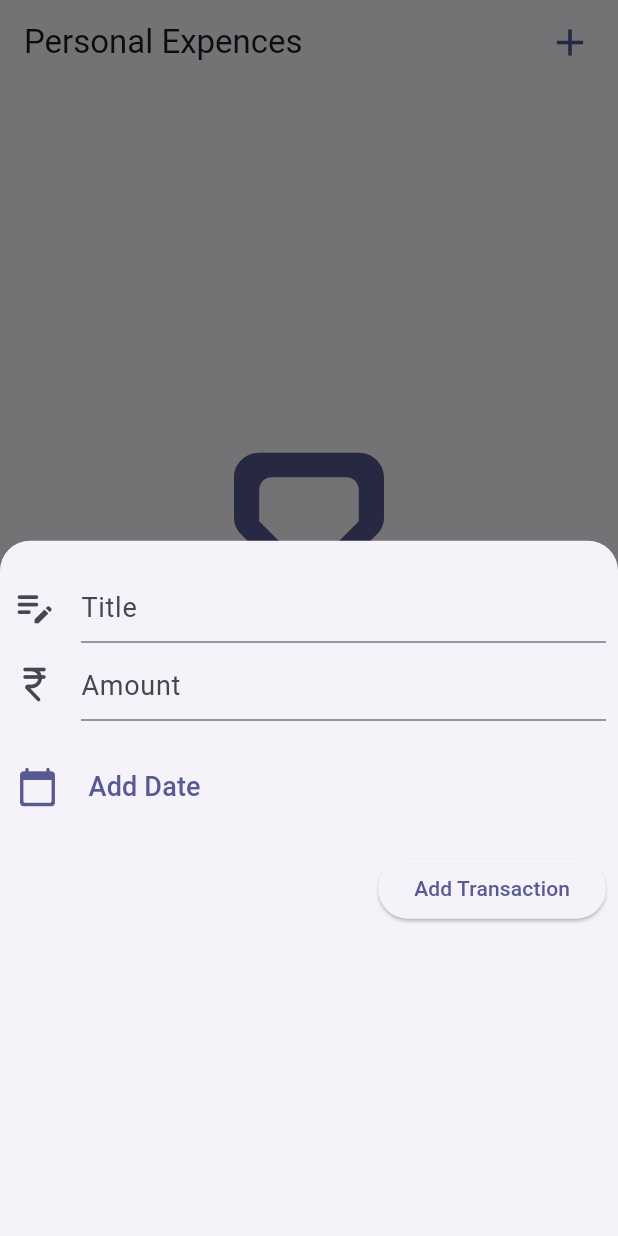
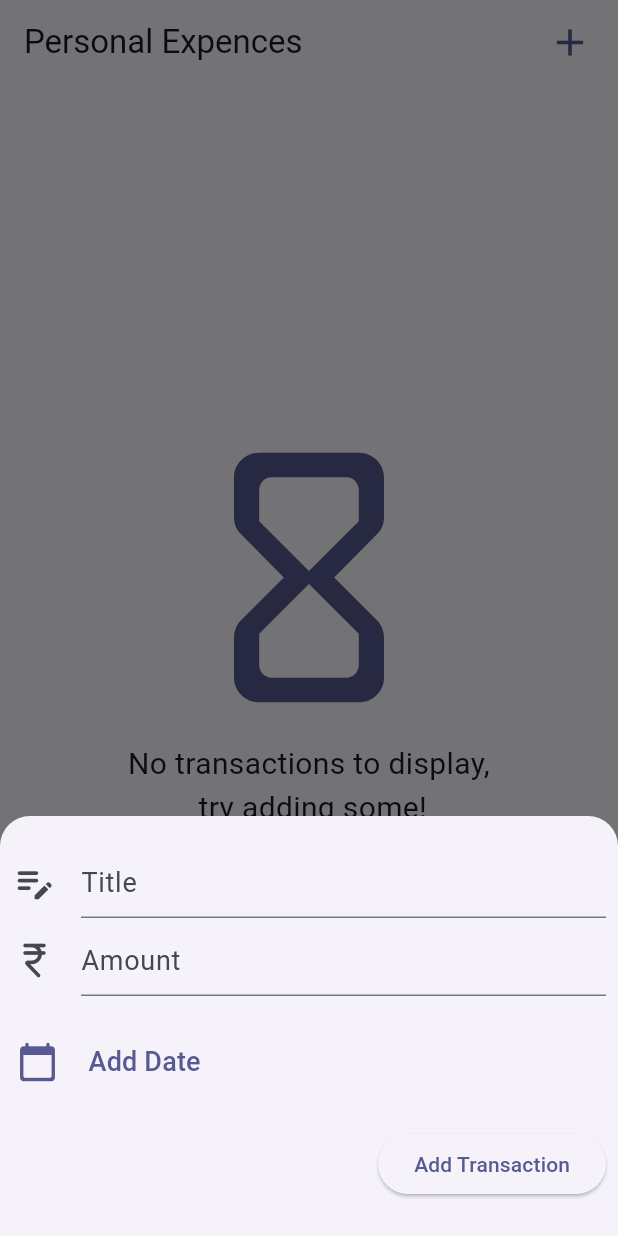
Before and after one commit to sunder-kirei/flutter-basics, a Flutter app: the screen it shows after launch, after a tap on the "add" icon, on a phone screen of 412 x 824 dp. Run offline on Flutter 3.47's test engine with Material 2 defaults, Android fonts, the phone set to English and light mode, and no system bars; drawn by our look-alikes of dynamic_color.

Commit message:
improved showBottomModel

```diff
--- a/lib/main.dart
+++ b/lib/main.dart
@@ -57,6 +57,7 @@ class _MyAppState extends State<MyApp> {
 
   void showAddTransaction(BuildContext ctx) {
     showModalBottomSheet(
+      isScrollControlled: true,
       context: ctx,
       shape: const RoundedRectangleBorder(
         borderRadius: BorderRadius.only(
--- a/lib/widgets/add_transaction.dart
+++ b/lib/widgets/add_transaction.dart
@@ -35,8 +35,13 @@ class _AddTransactionState extends State<AddTransaction> {
   @override
   Widget build(BuildContext context) {
     return Container(
-      // height: 300,
-      padding: const EdgeInsets.symmetric(vertical: 20),
+      height: 280 + MediaQuery.of(context).viewInsets.bottom,
+      padding: EdgeInsets.only(
+        top: 20,
+        bottom: MediaQuery.of(context).viewInsets.bottom,
+      ),
+      child: SingleChildScrollView(
+        // padding: const EdgeInsets.symmetric(vertical: 20),
         child: Column(
           children: [
             Container(
@@ -116,7 +121,8 @@ class _AddTransactionState extends State<AddTransaction> {
                           if (value == null) return;
                           date = value;
                           setState(() {
-                          currentDate = DateFormat.yMMMd('en_US').format(value);
+                            currentDate =
+                                DateFormat.yMMMd('en_US').format(value);
                           });
                         });
                       },
@@ -148,6 +154,7 @@ class _AddTransactionState extends State<AddTransaction> {
             )
           ],
         ),
+      ),
     );
   }
 }
```
Lines whose indentation alone changed are shown as unchanged.
